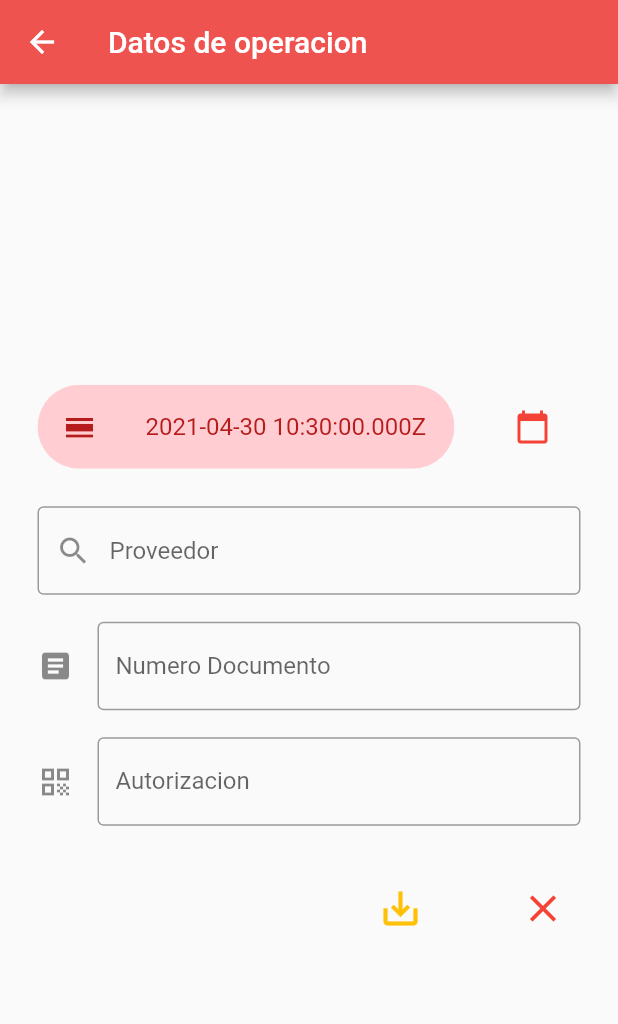
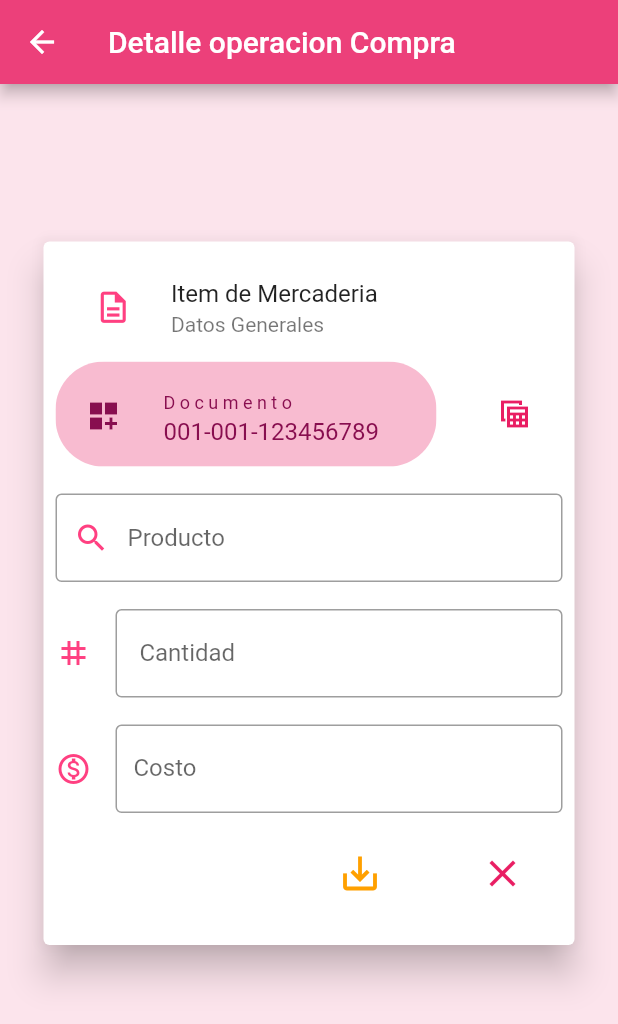
Before and after one commit to ByronSilvaOlvera/Flutter-pro-cli-inv, a Flutter app: the screen it shows after launch, item 6 of the bottom bar chosen, after a tap on the "add shopping cart" icon, on a phone screen of 412 x 824 dp. Shown: the top 1024 px of the screen. Run offline on Flutter 3.47's test engine with Material 2 defaults, Android fonts, the phone set to English and light mode, and no system bars; drawn by our look-alikes of flutter_typeahead; our stand-ins replace bloc, flutter_slidable.

Commit message:
Terminado interfaz datos y acticulo

```diff
--- /dev/null
+++ b/lib/models/color-model.dart
@@ -0,0 +1,78 @@
+
+
+// To parse this JSON data, do
+//
+//     final color = colorFromJson(jsonString);
+
+import 'dart:convert';
+import 'package:flutter/material.dart';
+
+List<ColorDetalle> colorDetalleFromJson(String str) => List<ColorDetalle>.from(json.decode(str).map((x) => ColorDetalle.fromJson(x)));
+
+String colorDetalleToJson(List<ColorDetalle> data) => json.encode(List<dynamic>.from(data.map((x) => x.toJson())));
+
+class ColorDetalle {
+    ColorDetalle({
+        this.fondocolor,
+        this.appbarcolor,
+        this.iconcolor,
+        this.fechacolor,
+        this.fechacoloricon,
+        this.fechacoloriconbtn,
+        this.saveiconcolor,
+        this.titulos,
+    });
+
+    Color fondocolor;
+    Color appbarcolor;
+    Color iconcolor;
+    Color fechacolor;
+    Color fechacoloricon;
+    Color fechacoloriconbtn;
+    Color saveiconcolor;
+    Titulos titulos;
+
+   factory ColorDetalle.fromJson(Map<String, dynamic> json) => ColorDetalle(
+        fondocolor    : json["fondocolor"],
+        appbarcolor   : json["appbarcolor"],
+        iconcolor     : json["iconcolor"],
+        fechacolor    : json["fechacolor"],
+        fechacoloricon: json["fechacoloricon"],
+        saveiconcolor : json["saveiconcolor"],
+        titulos       : Titulos.fromJson(json["titulos"]),
+    );
+
+    Map<String, dynamic> toJson() => {
+        "fondocolor"    : fondocolor,
+        "appbarcolor"   : appbarcolor,
+        "iconcolor"     : iconcolor,
+        "fechacolor"    : fechacolor,
+        "fechacoloricon": fechacoloricon,
+        "saveiconcolor" : saveiconcolor,
+        "titulos"       : titulos.toJson(),
+    };
+}
+
+class Titulos {
+    Titulos({
+        this.tituloone,
+        this.titulotwo,
+        this.titulobar,
+    });
+
+    String tituloone;
+    String titulotwo;
+    String titulobar;
+
+    factory Titulos.fromJson(Map<String, dynamic> json) => Titulos(
+        tituloone: json["tituloone"],
+        titulotwo: json["titulotwo"],
+        titulobar: json["titulobar"],
+    );
+
+    Map<String, dynamic> toJson() => {
+        "tituloone": tituloone,
+        "titulotwo": titulotwo,
+        "titulobar": titulobar,
+    };
+}
--- a/lib/pages/compra_page.dart
+++ b/lib/pages/compra_page.dart
@@ -2,6 +2,7 @@
 
 import 'dart:ui';
 
+import 'package:fltestadobloc/models/color-model.dart';
 import 'package:fltestadobloc/widgets/widgets.dart';
 import 'package:flutter/material.dart';
 class CompraPage extends StatelessWidget {
@@ -32,13 +33,6 @@ class CompraPage extends StatelessWidget {
   Widget _compraFormula(){
     return Column(
       children: [
-
-        // _datosSeleccion('Seleccione un Articulo',
-        //   Icon(Icons.add_shopping_cart_sharp), Colors.orange.shade100, Colors.orange ),
-        // SizedBox( height: 5.0 , ),
-        // _datosSeleccion('Datos Compras',
-        //   Icon(Icons.account_circle_outlined), Colors.green, Colors.green.shade50 ),
-
         SizedBox(
           height: 300.0,
           child: Container(
@@ -85,16 +79,6 @@ class CompraPage extends StatelessWidget {
               ),
             ) ,
           ),
-
-          // SizedBox(
-          //   width: _w/2,
-          //   height: 70.00,
-          //   child: ListTile(
-          //     title   : Row ( children : [ Icon(Icons.home), Text('Florida Norte') ] ),
-          //     subtitle: Row ( children : [ Icon(Icons.alternate_email), Text('byronsjimb@gmail.com') ] )
-          //   ),
-          //)
-
         ],
       )   ,
     );
@@ -127,8 +111,24 @@ class CompraPage extends StatelessWidget {
                     onPressed: ()=>{
                       //IR A CREAR UN DETALLE DE LA COMPRA
                       Navigator.of(context).push(MaterialPageRoute(
-                        builder: (context) => DatosIdentidad(),
-                      ))
+                        builder: (context) => DatosIdentidad( operacion :
+                          ColorDetalle(
+                            appbarcolor      : Colors.red[400] ,
+                            fondocolor       : Colors.red[50],
+                            iconcolor        : Colors.redAccent,
+                            fechacolor       : Colors.red[100],
+                            fechacoloricon   : Colors.red.shade900,
+                            fechacoloriconbtn: Colors.red,
+                            saveiconcolor    : Colors.amber[700],
+                            titulos          : Titulos(
+                              titulobar      : 'Compra',
+                              tituloone      : 'Datos del Proveedor',
+                              titulotwo      : 'Datos Generales'
+                            )
+                          )
+                         )
+                        )
+                      )
                     }),
                 Center(child: Text('Datos', style:
                   TextStyle(fontSize: 10.0 ),
@@ -142,8 +142,24 @@ class CompraPage extends StatelessWidget {
 
                     //IR A CREAR UN DETALLE DE LA COMPRA
                     Navigator.of(context).push(MaterialPageRoute(
-                      builder: (context) => ProductoOperacion(),
-                    ))
+                      builder: (context) => ProductoOperacion( operacion :
+                        ColorDetalle(
+                          appbarcolor      : Colors.pink[400] ,
+                          fondocolor       : Colors.pink[50],
+                          iconcolor        : Colors.pinkAccent,
+                          fechacolor       : Colors.pink[100],
+                          fechacoloricon   : Colors.pink.shade900,
+                          fechacoloriconbtn: Colors.pink,
+                          saveiconcolor    : Colors.amber[700],
+                          titulos          : Titulos(
+                            titulobar      : 'Compra',
+                            tituloone      : 'Item de Mercaderia',
+                            titulotwo      : 'Datos Generales'
+                          )
+                        )
+                      ),
+                      )
+                    )
 
                   }),
                 Center(child: Text('Articulos', style:
--- a/lib/pages/home_page.dart
+++ b/lib/pages/home_page.dart
@@ -82,7 +82,16 @@ class _HomePageState extends State<HomePage> {
             local = true;
           })
         },
-      )
+      ),
+
+      floatingActionButton: FloatingActionButton(
+        onPressed: () {
+          print('hola mundo');
+          //conteo = conteo + 1;
+        },
+
+        child: Icon(Icons.adb_rounded)
+        ),
 
     );
   }
--- a/lib/widgets/widget-operacion/form-producto-operacion.dart
+++ b/lib/widgets/widget-operacion/form-producto-operacion.dart
@@ -2,31 +2,40 @@
 
 part of '../widgets.dart';
 
+
 class ProductoOperacion extends StatefulWidget {
+
+  final ColorDetalle operacion;
+  ProductoOperacion( { @required this.operacion }  );
 
   @override
   _ProductoOperacionState createState() => _ProductoOperacionState();
 }
 
 class _ProductoOperacionState extends State<ProductoOperacion> {
+  ColorDetalle _config = new ColorDetalle();
+
+  @override
+  void initState() {
+
+    super.initState();
+    _config = widget.operacion;
+  }
+
  @override
   Widget build(BuildContext context) {
     return Scaffold(
       appBar: AppBar(
-        title: Text('Datos de operacion'),
-        backgroundColor: Colors.red[400] ,
+        title: Text('Detalle operacion ${ _config.titulos.titulobar }'),
+        backgroundColor: _config.appbarcolor, //== null ? Colors.red[400]
       ),
       body: Container(
+        height: MediaQuery.of(context).size.height  ,
+        color: _config.fondocolor , //Colors.red[50]
         padding: EdgeInsets.all(10.0),
-        child: Column(
-          mainAxisAlignment: MainAxisAlignment.center,
-            children: <Widget>[
-
-              _datosDocumento(context),
-
-              _botonesAction(),
-
-            ],
+        transformAlignment: Alignment.center ,
+        child: SingleChildScrollView(
+          child: Center(child: _datosDocumento(context), heightFactor: 1.3 ,),
         ),
       ),
     );
@@ -38,7 +47,7 @@ class _ProductoOperacionState extends State<ProductoOperacion> {
       children: [
         IconButton(
           iconSize: 30.0 ,
-          color: Colors.amber,
+          color: _config.saveiconcolor, // Colors.amber,
           focusColor: Colors.blue,
           padding: EdgeInsets.all(25),
           splashRadius: 30,
@@ -49,7 +58,7 @@ class _ProductoOperacionState extends State<ProductoOperacion> {
         IconButton(
           iconSize: 30.0 ,
           splashRadius: 30.0 ,
-          color: Colors.red,
+          color: _config.fechacoloriconbtn, // Colors.red,
           padding: EdgeInsets.all(25),
           icon: Icon(Icons.close , ),
           onPressed: ()=>{} ,
@@ -61,10 +70,25 @@ class _ProductoOperacionState extends State<ProductoOperacion> {
 
   Widget _datosDocumento(BuildContext context){
     return Container(
+      color: _config.fondocolor  , // fondo
       padding: EdgeInsets.all(15.0),
+      child: Card(
+        elevation: 10.0 ,
+        child: Padding(
+          padding: const EdgeInsets.all(8.0),
           child: Column(
-        mainAxisAlignment: MainAxisAlignment.spaceEvenly ,
+            mainAxisAlignment: MainAxisAlignment.center ,
               children: [
+
+                ListTile(
+                  leading: Container(
+                    child  : Icon(Icons.description_outlined, size: 25 ,
+                    color: _config.iconcolor , ), // Colors.redAccent
+                    padding: EdgeInsets.all(10.00),
+                  ) ,
+                  title: Text( _config.titulos.tituloone ),
+                  subtitle: Text(_config.titulos.titulotwo ),
+                ),
 
                 SizedBox(
                   height: 70.0 ,
@@ -81,12 +105,18 @@ class _ProductoOperacionState extends State<ProductoOperacion> {
                             topRight   :  Radius.circular(32) ,
                           ),
                           child: Container(
-                        color : Colors.red[100] ,
+                            color : _config.fechacolor , // fondo Colors.red[100] ,
                             child: ListTile(
-                          leading: Icon(Icons.calendar_view_day,
-                            color: Colors.red.shade900) ,
-                          title  : Text(_fecha.toUtc().toString() ,
-                              style: TextStyle(color: Colors.red.shade900 )
+                              leading: Container(
+                                padding:EdgeInsets.symmetric(vertical: 10.00, horizontal: 4.0),
+                                child: Icon(Icons.dashboard_customize,
+                                  color: _config.fechacoloricon ), // Colors.red.shade900
+                              ) ,
+                              title  : Text( 'D o c u m e n t o '  ,
+                                  style: TextStyle(color: _config.fechacoloricon, fontSize: 12.0 ),
+                              ),
+                              subtitle: Text('001-001-123456789'  ,
+                                  style: TextStyle(color: _config.fechacoloricon, fontSize: 16.0 ),
                               ),
                             ),
                           ),
@@ -96,8 +126,8 @@ class _ProductoOperacionState extends State<ProductoOperacion> {
                       IconButton(
                         padding: EdgeInsets.all(20.0),
                         splashRadius: 35.0,
-                    icon: Icon(Icons.calendar_today, color: Colors.red ,) ,
-                    onPressed: () => _selectDate(context) , //() => {}
+                        icon: Icon(Icons.table_view_sharp, color: _config.fechacoloriconbtn ,) ,
+                        onPressed: () => {} , //() => {} _selectDate(context)
                       ),
 
 
@@ -112,44 +142,42 @@ class _ProductoOperacionState extends State<ProductoOperacion> {
                 SizedBox(height: 18.0,),
 
                 TextField(
+                  //controller: nombreCtrl,
                   obscureText: false,
-              //controller: nombreCtrl,
+                  keyboardType: TextInputType.number ,
+                  textAlign: TextAlign.right ,
                   decoration: InputDecoration(
-                icon     : Icon(Icons.article),
+                    icon     : Icon(Icons.tag , color: _config.iconcolor ), // Colors.redAccent
                     border   : OutlineInputBorder(),
-                labelText: 'Numero Documento',
+                    labelText: 'Cantidad ',
+
                   ),
                 ),
 
                 SizedBox(height: 18.0,),
 
                 TextField(
+                  //controller: nombreCtrl,
                   obscureText: false,
-              //controller: nombreCtrl,
+                  textAlign: TextAlign.right ,
+                  keyboardType: TextInputType.number ,
                   decoration: InputDecoration(
-                icon     : Icon(Icons.qr_code),
+                    icon     : Icon(Icons.monetization_on_outlined , color: _config.iconcolor ),
                     border   : OutlineInputBorder(),
-                labelText: 'Autorizacion',
+                    labelText: 'Costo',
                   ),
                 ),
 
+                _botonesAction(),
+
               ],
+          ),
+        ),
       ),
     );
   }
 
-  DateTime _fecha = DateTime.now();
 
-  Future _selectDate(BuildContext context) async {
-    DateTime picked = await showDatePicker(
-        context    : context,
-        initialDate: new DateTime.now(),
-        firstDate  : new DateTime(2016),
-        lastDate   : new DateTime(2025)
-    );
-    if(picked != null) {setState(() => _fecha = picked); setState((){}); }
-
-  }
 
   Widget _busquedaIdentidad(){
     return TypeAheadField<Producto>(
@@ -158,9 +186,9 @@ class _ProductoOperacionState extends State<ProductoOperacion> {
         //autofocus: true,
         //style:  DefaultTextStyle.of(context).style.copyWith(fontStyle: FontStyle.italic),
         decoration: InputDecoration(
-          prefixIcon: Icon(Icons.search),
+          prefixIcon: Icon(Icons.search, color: _config.iconcolor ),
           border: OutlineInputBorder(),
-          hintText: 'Proveedor',
+          hintText: 'Producto',
         ),
       ),
       // trae la data
@@ -197,7 +225,4 @@ class _ProductoOperacionState extends State<ProductoOperacion> {
 
     );
   }
-
-
-
 }
--- a/lib/widgets/widgets.dart
+++ b/lib/widgets/widgets.dart
@@ -2,12 +2,16 @@
 
 import 'dart:ui';
 
+import 'package:fltestadobloc/models/color-model.dart';
 import 'package:fltestadobloc/services/producto-service.dart';
 import 'package:flutter/material.dart';
 import 'package:flutter/rendering.dart';
 import 'package:flutter_typeahead/flutter_typeahead.dart';
+import 'package:intl/intl.dart';
+
 //import 'package:provider/provider.dart';
 import 'dart:async';
+import 'package:meta/meta.dart';
 
 import 'package:fltestadobloc/models/producto.dart';
 
```
Also changed, not shown: lib/services/proveedor-service.dart (+32 -0 lines), lib/widgets/widget-operacion/form-datosIdentidad-operacion.dart (+38 -20 lines). Lines whose indentation alone changed are shown as unchanged.
